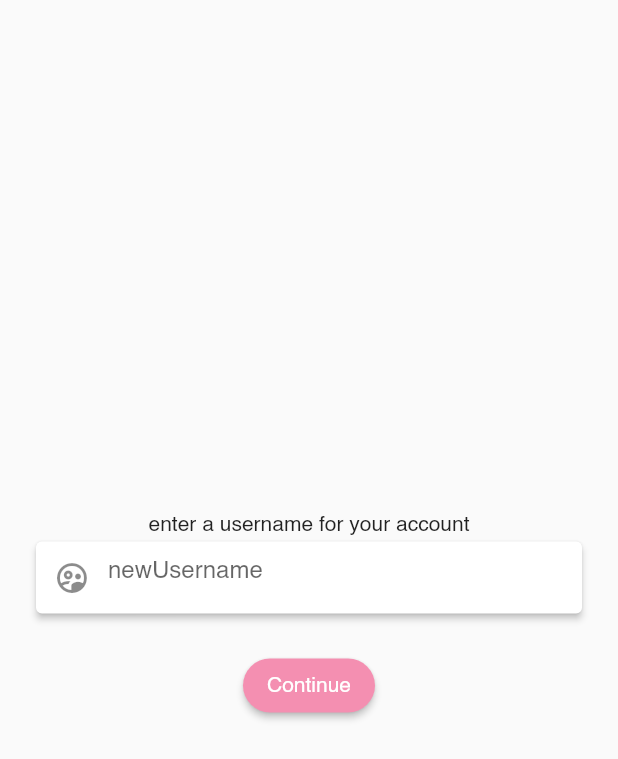
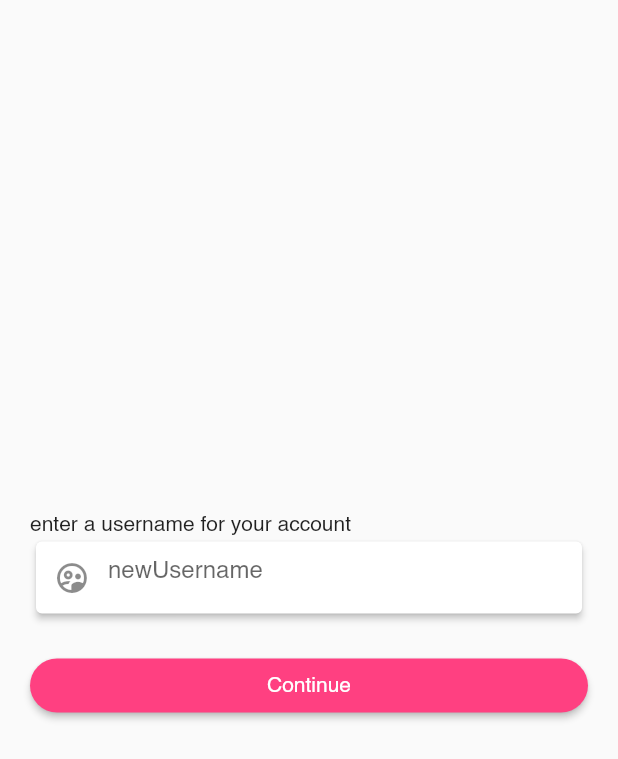
Before and after one commit to numberbee7070/headsup_app, a Flutter app: the SetProfile screen opened directly, on a phone screen of 412 x 824 dp. Shown: the top 759 px of the screen. Run offline on Flutter 3.47's test engine with Material 2 defaults, Android fonts, the phone set to English and light mode, and no system bars; our stand-ins replace country_code_picker, firebase_auth, firebase_core, google_sign_in, image_picker, introduction_screen and 3 more; missing offline and left inert: flutter_auth_buttons; accounts and stored records are empty; generated files the repository leaves out were written again; network calls fail.

Commit message:
ui changes

```diff
--- a/lib/auth/set_profile.dart
+++ b/lib/auth/set_profile.dart
@@ -3,6 +3,7 @@ import 'dart:io';
 import 'package:flutter/material.dart';
 
 import '../model/exceptions.dart';
+import '../ui/buttons.dart';
 import '../ui/text_fields.dart';
 import 'services/service.dart';
 
@@ -34,6 +35,7 @@ class _SetProfileState extends State<SetProfile> {
                 if (snapshot.data) {
                   return Column(
                     mainAxisAlignment: MainAxisAlignment.center,
+                    crossAxisAlignment: CrossAxisAlignment.stretch,
                     children: [
                       Text("enter a username for your account"),
                       AuthTextField(
@@ -42,13 +44,16 @@ class _SetProfileState extends State<SetProfile> {
                         hintText: AutofillHints.newUsername,
                       ),
                       SizedBox(height: 20.0),
-                      RaisedButton(
-                        shape: RoundedRectangleBorder(
-                            borderRadius: BorderRadius.circular(20)),
-                        color: Colors.pink[200],
+                      AuthButton(
                         onPressed: () async {
-                          this._scaffoldKey.currentState.showSnackBar(
-                              SnackBar(content: Text("Updating profile")));
+                          this._scaffoldKey.currentState.showSnackBar(SnackBar(
+                                content: Row(
+                                  children: [
+                                    Text("Updating profile"),
+                                    CircularProgressIndicator(),
+                                  ],
+                                ),
+                              ));
                           try {
                             await AuthServices.newSignUp(
                                 this.usernameController.text);
@@ -77,11 +82,14 @@ class _SetProfileState extends State<SetProfile> {
                 } else {
                   return Column(
                     mainAxisAlignment: MainAxisAlignment.center,
+                    crossAxisAlignment: CrossAxisAlignment.stretch,
                     children: [
                       Text(
-                          "Your Email Address is not verified please click verification link in email."),
-                      RaisedButton(
-                          child: Text("recheck"),
+                        "Your Email Address is not verified please click verification link in email.",
+                        textAlign: TextAlign.center,
+                      ),
+                      AuthButton(
+                          child: Text("Recheck"),
                           onPressed: () => this.setState(() {}))
                     ],
                   );
--- a/lib/auth/signup.dart
+++ b/lib/auth/signup.dart
@@ -2,6 +2,7 @@ import 'package:firebase_auth/firebase_auth.dart';
 import 'package:flutter/material.dart';
 
 import '../pages/home.dart';
+import '../ui/buttons.dart';
 import '../ui/text_fields.dart';
 import 'services/service.dart';
 
@@ -48,10 +49,7 @@ class _SignUpFormState extends State<SignUpForm> {
           SizedBox(
             height: 0.015 * size.height,
           ),
-          RaisedButton(
-            shape:
-                RoundedRectangleBorder(borderRadius: BorderRadius.circular(20)),
-            color: Theme.of(context).accentColor,
+          AuthButton(
             child: Text(
               "SIGN UP",
               style: TextStyle(color: Colors.white),
--- /dev/null
+++ b/lib/ui/buttons.dart
@@ -0,0 +1,18 @@
+import 'package:flutter/material.dart';
+
+class AuthButton extends StatelessWidget {
+  final Function onPressed;
+  final Widget child;
+
+  AuthButton({Key key, @required this.onPressed, @required this.child})
+      : super(key: key);
+  @override
+  Widget build(BuildContext context) {
+    return RaisedButton(
+      shape: RoundedRectangleBorder(borderRadius: BorderRadius.circular(20)),
+      color: Theme.of(context).accentColor,
+      child: child,
+      onPressed: onPressed,
+    );
+  }
+}
--- a/lib/welcome/welcome.dart
+++ b/lib/welcome/welcome.dart
@@ -8,14 +8,15 @@ class IntroScreen extends StatelessWidget {
   @override
   Widget build(BuildContext context) {
     final pageDecoration = PageDecoration(
-      imageFlex: 3,
+      imageFlex: 2,
       imagePadding: EdgeInsets.all(MediaQuery.of(context).size.width * 0.05),
     );
 
     PageViewModel page1 = PageViewModel(
       title: "PLAY & RELAX",
       image: Image.asset("assets/images/welcome_page1.png"),
-      body: "Enjoy premium articles with high quality audios covering a range of topics",
+      body:
+          "Enjoy premium articles with high quality audios covering a range of topics",
       decoration: pageDecoration,
     );
 
```
Also changed, not shown: lib/auth/login.dart (+2 -7 lines), lib/auth/phone_auth.dart (+4 -12 lines).
